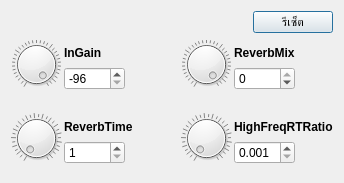
The window that Dialogs/ReverbDialog.ui (pie62/HandyKaraoke) describes before a commit, drawn with Qt 5.
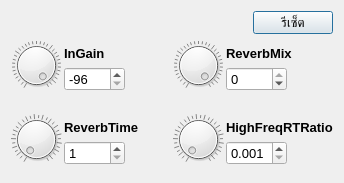
The same window after the commit. Custom widgets are drawn as their Qt base class.

```diff
--- a/Dialogs/ReverbDialog.ui
+++ b/Dialogs/ReverbDialog.ui
@@ -10,6 +10,11 @@
     <height>183</height>
    </rect>
   </property>
+  <property name="font">
+   <font>
+    <pointsize>10</pointsize>
+   </font>
+  </property>
   <property name="windowTitle">
    <string>Reverb</string>
   </property>
```
